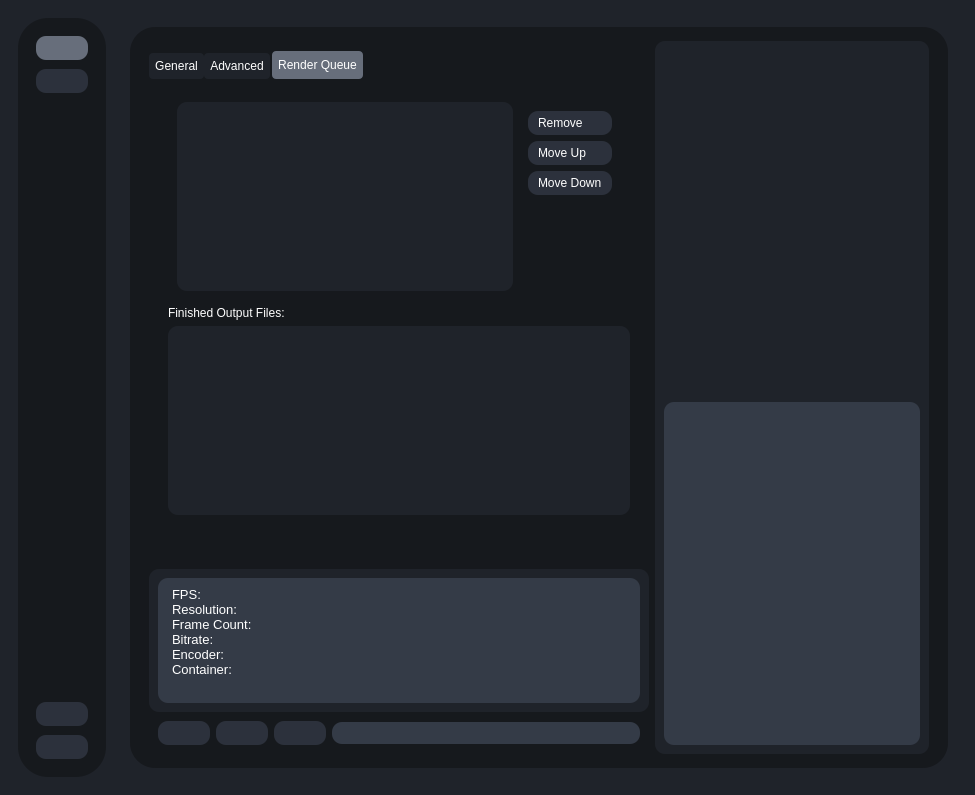
Qt form testRVEInterface.ui (TNTwise/Rife-ESRGAN-App-Linux-QT) before a commit.
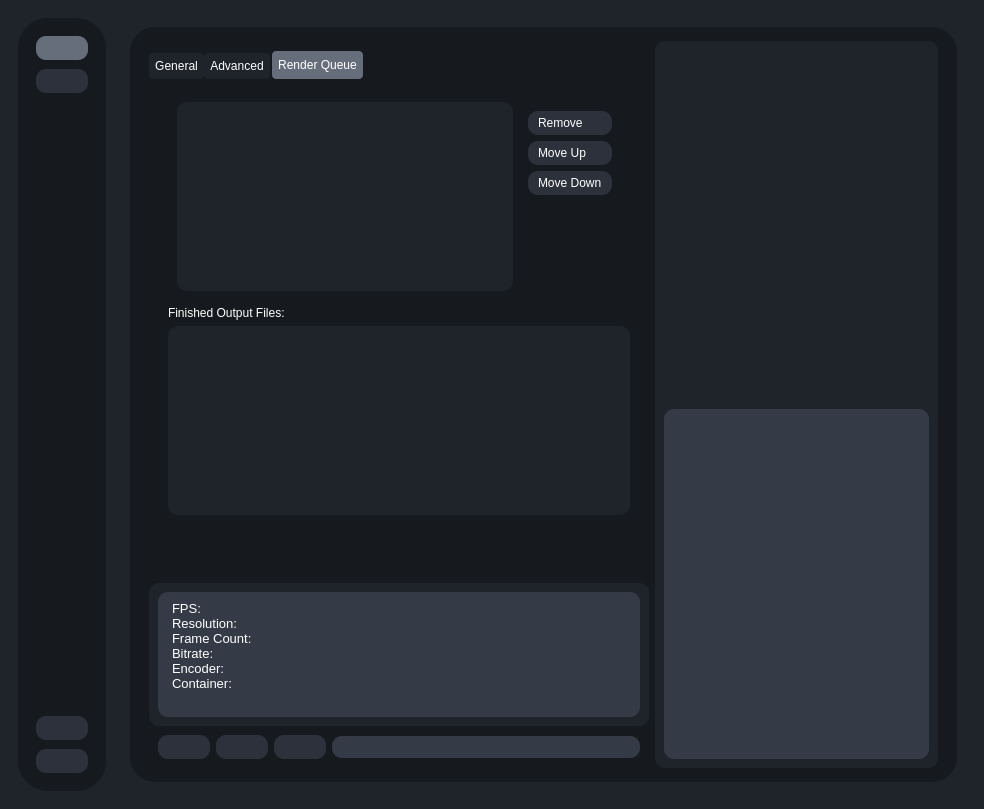
The same form after that commit. The open tabs and pages were chosen to show the change. Icons and pictures are not drawn.

Commit message: add to finished list widget after every render

```diff
--- a/testRVEInterface.ui
+++ b/testRVEInterface.ui
@@ -6,8 +6,8 @@
    <rect>
     <x>0</x>
     <y>0</y>
-    <width>974</width>
-    <height>777</height>
+    <width>984</width>
+    <height>809</height>
    </rect>
   </property>
   <property name="windowTitle">
@@ -1845,13 +1845,13 @@
 hr { height: 1px; border-width: 0; }
 li.unchecked::marker { content: &quot;\2610&quot;; }
 li.checked::marker { content: &quot;\2612&quot;; }
-&lt;/style&gt;&lt;/head&gt;&lt;body style=&quot; font-family:'Noto Sans'; font-size:10pt; font-weight:400; font-style:normal;&quot;&gt;
-&lt;p style=&quot; margin-top:0px; margin-bottom:0px; margin-left:0px; margin-right:0px; -qt-block-indent:0; text-indent:0px;&quot;&gt;&lt;span style=&quot; font-family:'Sans Serif';&quot;&gt;FPS:&lt;/span&gt;&lt;/p&gt;
-&lt;p style=&quot; margin-top:0px; margin-bottom:0px; margin-left:0px; margin-right:0px; -qt-block-indent:0; text-indent:0px;&quot;&gt;&lt;span style=&quot; font-family:'Sans Serif';&quot;&gt;Resolution:&lt;/span&gt;&lt;/p&gt;
-&lt;p style=&quot; margin-top:0px; margin-bottom:0px; margin-left:0px; margin-right:0px; -qt-block-indent:0; text-indent:0px;&quot;&gt;&lt;span style=&quot; font-family:'Sans Serif';&quot;&gt;Frame Count:&lt;/span&gt;&lt;/p&gt;
-&lt;p style=&quot; margin-top:0px; margin-bottom:0px; margin-left:0px; margin-right:0px; -qt-block-indent:0; text-indent:0px;&quot;&gt;&lt;span style=&quot; font-family:'Sans Serif';&quot;&gt;Bitrate:&lt;/span&gt;&lt;/p&gt;
-&lt;p style=&quot; margin-top:0px; margin-bottom:0px; margin-left:0px; margin-right:0px; -qt-block-indent:0; text-indent:0px;&quot;&gt;&lt;span style=&quot; font-family:'Sans Serif';&quot;&gt;Encoder:&lt;/span&gt;&lt;/p&gt;
-&lt;p style=&quot; margin-top:0px; margin-bottom:0px; margin-left:0px; margin-right:0px; -qt-block-indent:0; text-indent:0px;&quot;&gt;&lt;span style=&quot; font-family:'Sans Serif';&quot;&gt;Container:&lt;/span&gt;&lt;/p&gt;&lt;/body&gt;&lt;/html&gt;</string>
+&lt;/style&gt;&lt;/head&gt;&lt;body style=&quot; font-family:'Cantarell'; font-size:11pt; font-weight:400; font-style:normal;&quot;&gt;
+&lt;p style=&quot; margin-top:0px; margin-bottom:0px; margin-left:0px; margin-right:0px; -qt-block-indent:0; text-indent:0px;&quot;&gt;&lt;span style=&quot; font-family:'Sans Serif'; font-size:10pt;&quot;&gt;FPS:&lt;/span&gt;&lt;/p&gt;
+&lt;p style=&quot; margin-top:0px; margin-bottom:0px; margin-left:0px; margin-right:0px; -qt-block-indent:0; text-indent:0px;&quot;&gt;&lt;span style=&quot; font-family:'Sans Serif'; font-size:10pt;&quot;&gt;Resolution:&lt;/span&gt;&lt;/p&gt;
+&lt;p style=&quot; margin-top:0px; margin-bottom:0px; margin-left:0px; margin-right:0px; -qt-block-indent:0; text-indent:0px;&quot;&gt;&lt;span style=&quot; font-family:'Sans Serif'; font-size:10pt;&quot;&gt;Frame Count:&lt;/span&gt;&lt;/p&gt;
+&lt;p style=&quot; margin-top:0px; margin-bottom:0px; margin-left:0px; margin-right:0px; -qt-block-indent:0; text-indent:0px;&quot;&gt;&lt;span style=&quot; font-family:'Sans Serif'; font-size:10pt;&quot;&gt;Bitrate:&lt;/span&gt;&lt;/p&gt;
+&lt;p style=&quot; margin-top:0px; margin-bottom:0px; margin-left:0px; margin-right:0px; -qt-block-indent:0; text-indent:0px;&quot;&gt;&lt;span style=&quot; font-family:'Sans Serif'; font-size:10pt;&quot;&gt;Encoder:&lt;/span&gt;&lt;/p&gt;
+&lt;p style=&quot; margin-top:0px; margin-bottom:0px; margin-left:0px; margin-right:0px; -qt-block-indent:0; text-indent:0px;&quot;&gt;&lt;span style=&quot; font-family:'Sans Serif'; font-size:10pt;&quot;&gt;Container:&lt;/span&gt;&lt;/p&gt;&lt;/body&gt;&lt;/html&gt;</string>
                             </property>
                            </widget>
                           </item>
@@ -2186,8 +2186,8 @@
 hr { height: 1px; border-width: 0; }
 li.unchecked::marker { content: &quot;\2610&quot;; }
 li.checked::marker { content: &quot;\2612&quot;; }
-&lt;/style&gt;&lt;/head&gt;&lt;body style=&quot; font-family:'Noto Sans'; font-size:13pt; font-weight:400; font-style:normal;&quot;&gt;
-&lt;p style=&quot;-qt-paragraph-type:empty; margin-top:0px; margin-bottom:0px; margin-left:0px; margin-right:0px; -qt-block-indent:0; text-indent:0px;&quot;&gt;&lt;br /&gt;&lt;/p&gt;&lt;/body&gt;&lt;/html&gt;</string>
+&lt;/style&gt;&lt;/head&gt;&lt;body style=&quot; font-family:'Cantarell'; font-size:13pt; font-weight:400; font-style:normal;&quot;&gt;
+&lt;p style=&quot;-qt-paragraph-type:empty; margin-top:0px; margin-bottom:0px; margin-left:0px; margin-right:0px; -qt-block-indent:0; text-indent:0px; font-family:'Noto Sans';&quot;&gt;&lt;br /&gt;&lt;/p&gt;&lt;/body&gt;&lt;/html&gt;</string>
                       </property>
                      </widget>
                     </item>
```
Left out of the diff: 38 changed lines with no effect on the pictures. The commit also changes 1 other file.
